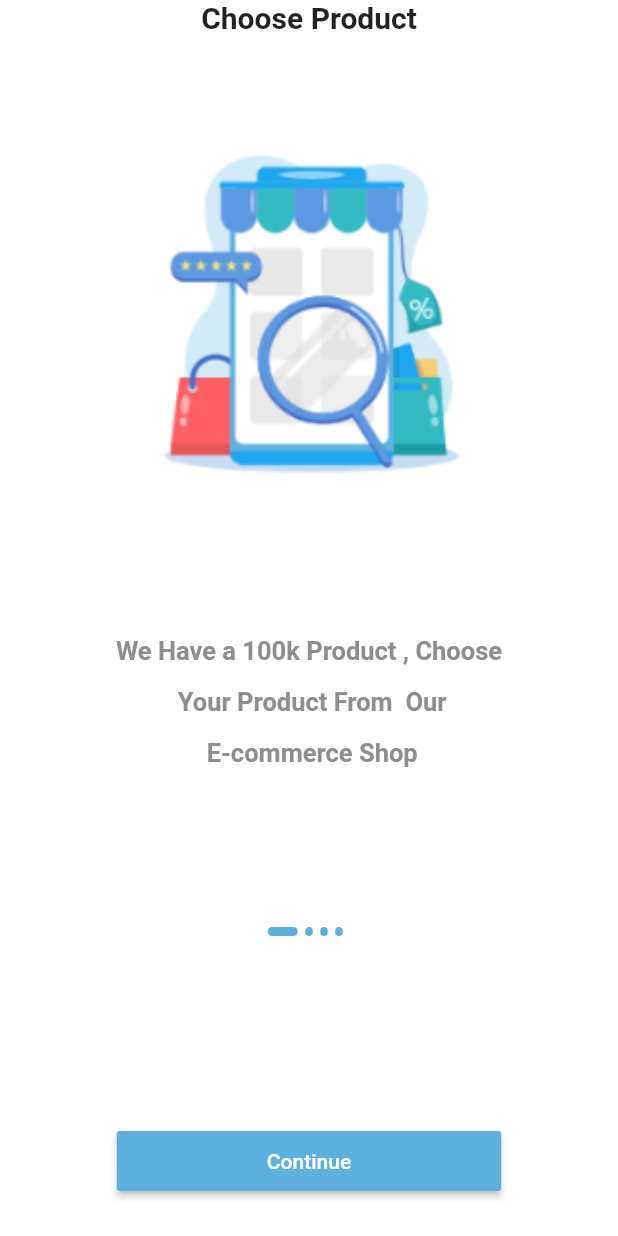
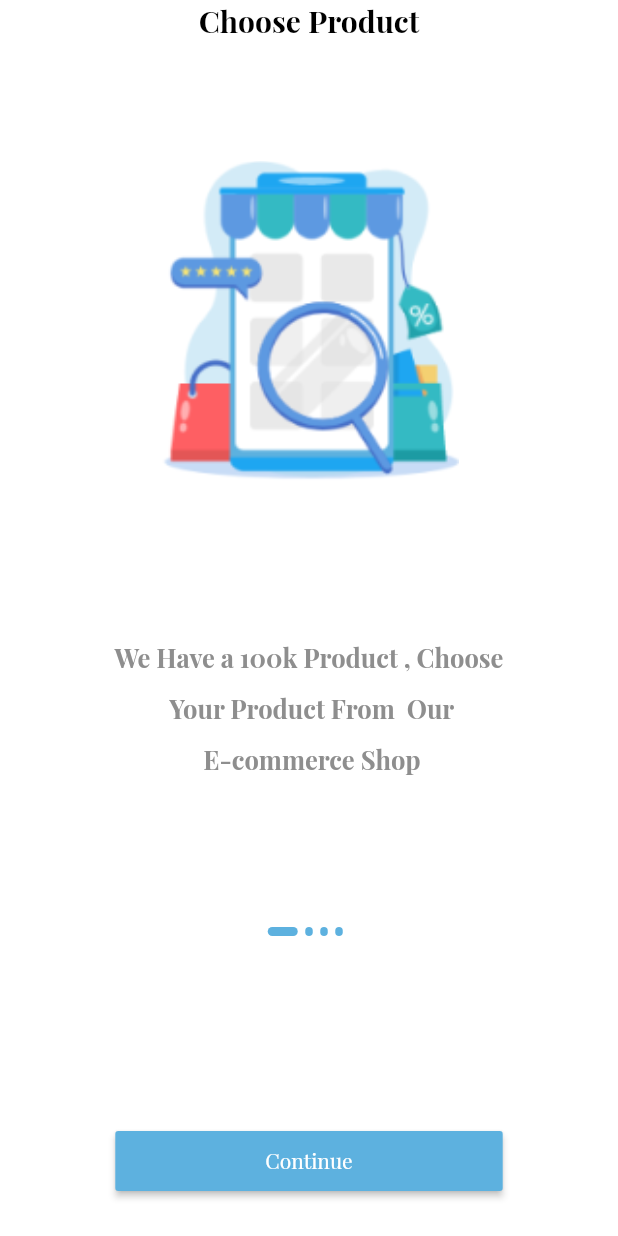
Before and after one commit to waelabouhamza/ecommercecourse, a Flutter app: the screen it shows after launch, on a phone screen of 412 x 824 dp. Run offline on Flutter 3.47's test engine with Material 2 defaults, Android fonts, the phone set to English and light mode, and no system bars; our stand-ins replace get; project files that could hold a hidden picture were left out.

Commit message:
lesson 9

```diff
--- a/lib/core/constant/color.dart
+++ b/lib/core/constant/color.dart
@@ -2,5 +2,6 @@ import 'package:flutter/material.dart';
 
 class AppColor {
   static const Color grey = Color(0xff8e8e8e);
+  static const Color black = Color(0xff000000);
   static const Color primaryColor = Color(0xff5DB1DF);
 }
--- a/lib/main.dart
+++ b/lib/main.dart
@@ -1,3 +1,4 @@
+import 'package:ecommercecourse/core/constant/color.dart';
 import 'package:ecommercecourse/routes.dart';
 import 'package:ecommercecourse/view/screen/onboarding.dart';
 import 'package:flutter/material.dart';
@@ -14,14 +15,21 @@ class MyApp extends StatelessWidget {
   @override
   Widget build(BuildContext context) {
     return GetMaterialApp(
-      debugShowCheckedModeBanner: false ,
+      debugShowCheckedModeBanner: false,
       title: 'Flutter Demo',
       theme: ThemeData(
+        fontFamily: "PlayfairDisplay",
+        textTheme: const TextTheme(
+            headline1: TextStyle(fontWeight: FontWeight.bold, fontSize: 20 , color: AppColor.black),
+            bodyText1: TextStyle(
+                height: 2,
+                color: AppColor.grey,
+                fontWeight: FontWeight.bold,
+                fontSize: 17)),
         primarySwatch: Colors.blue,
       ),
-      home:const OnBoarding(),
-      routes:routes ,
+      home: const OnBoarding(),
+      routes: routes,
     );
-
   }
 }
--- a/lib/view/widget/onboarding/customslider.dart
+++ b/lib/view/widget/onboarding/customslider.dart
@@ -18,8 +18,7 @@ class CustomSliderOnBoarding extends GetView<OnBoardingControllerImp> {
         itemBuilder: (context, i) => Column(
               children: [
                 Text(onBoardingList[i].title!,
-                    style: const TextStyle(
-                        fontWeight: FontWeight.bold, fontSize: 20)),
+                    style:  Theme.of(context).textTheme.headline1),
                 const SizedBox(height: 80),
                 Image.asset(
                   onBoardingList[i].image!,
@@ -34,11 +33,7 @@ class CustomSliderOnBoarding extends GetView<OnBoardingControllerImp> {
                     child: Text(
                       onBoardingList[i].body!,
                       textAlign: TextAlign.center,
-                      style: const TextStyle(
-                          height: 2,
-                          color: AppColor.grey,
-                          fontWeight: FontWeight.bold,
-                          fontSize: 17),
+                      style:  Theme.of(context).textTheme.bodyText1,
                     )),
               ],
             ));
--- a/pubspec.yaml
+++ b/pubspec.yaml
@@ -123,6 +123,12 @@ flutter:
         - asset: assets/fonts/Cairo/Cairo-Bold.ttf
           weight: 700
 
+    - family: PlayfairDisplay
+      fonts:
+        - asset: assets/fonts/PlayfairDisplay/PlayfairDisplay-Regular.ttf
+        - asset: assets/fonts/PlayfairDisplay/PlayfairDisplay-Bold.ttf
+          weight: 700
+
   #       - asset: fonts/Schyler-Italic.ttf
   #         style: italic
   #   - family: Trajan Pro
```
Also changed, not shown: assets/fonts/PlayfairDisplay/PlayfairDisplay-Black.ttf (added), assets/fonts/PlayfairDisplay/PlayfairDisplay-BlackItalic.ttf (added), assets/fonts/PlayfairDisplay/PlayfairDisplay-Bold.ttf (added), assets/fonts/PlayfairDisplay/PlayfairDisplay-BoldItalic.ttf (added), assets/fonts/PlayfairDisplay/PlayfairDisplay-ExtraBold.ttf (added), assets/fonts/PlayfairDisplay/PlayfairDisplay-ExtraBoldItalic.ttf (added), assets/fonts/PlayfairDisplay/PlayfairDisplay-Italic.ttf (added), assets/fonts/PlayfairDisplay/PlayfairDisplay-Medium.ttf (added), assets/fonts/PlayfairDisplay/PlayfairDisplay-MediumItalic.ttf (added), assets/fonts/PlayfairDisplay/PlayfairDisplay-Regular.ttf (added), assets/fonts/PlayfairDisplay/PlayfairDisplay-SemiBold.ttf (added), assets/fonts/PlayfairDisplay/PlayfairDisplay-SemiBoldItalic.ttf (added).
